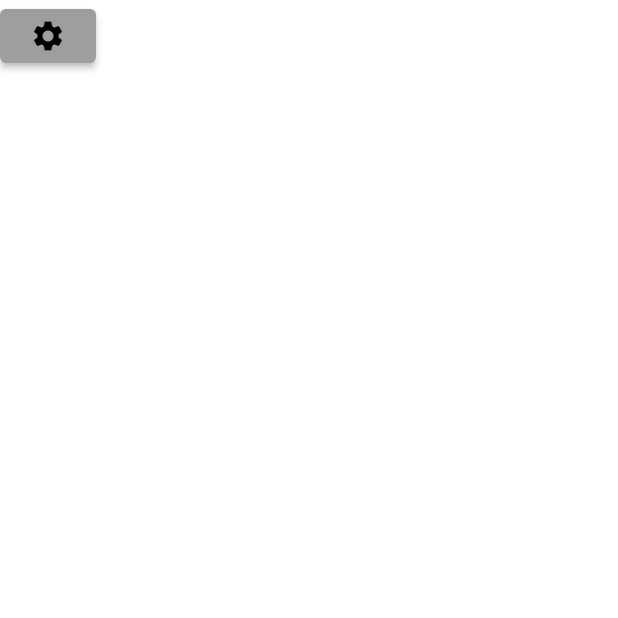
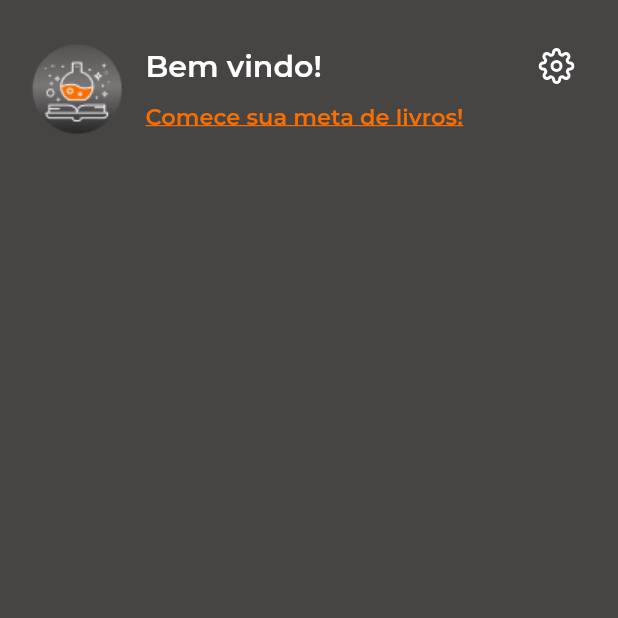
Before and after one commit to BeatrizMiranda/bookSpell, a Flutter app: the screen it shows after launch, on a phone screen of 412 x 824 dp, the top half of it. Run offline on Flutter 3.47's test engine with Material 2 defaults, Android fonts, the phone set to English and light mode, and no system bars; our stand-ins replace flutter_feather_icons, google_fonts, shared_preferences.

Commit message:
feat: initial development of header

```diff
--- a/lib/main.dart
+++ b/lib/main.dart
@@ -7,31 +7,27 @@ import 'shared/theme/themeChanger.dart';
 
 void main() => runApp(MyApp());
 
-class MyApp extends StatefulWidget {
-  @override
-  _MyAppState createState() => _MyAppState();
-}
+class MyApp extends StatelessWidget {
+  const MyApp({Key? key}) : super(key: key);
 
-class _MyAppState extends State<MyApp> {
   @override
   Widget build(BuildContext context) {
     return ChangeNotifierProvider<ThemeChanger>(
       create: (_) => ThemeChanger(),
       child: Builder(
-        builder: (BuildContext context) {
-          final themeChanger = Provider.of<ThemeChanger>(context);
+        builder: (BuildContext ctx) {
+          final themeChanger = Provider.of<ThemeChanger>(ctx);
 
           return MaterialApp(
             title: 'Flutter Demo',
-            themeMode: themeChanger.themeMode,
+            themeMode: ThemeMode.system,
             theme: themeChanger.getThemeData(),
             initialRoute: "/splash",
             routes: {
-              "/splash": (context) => SplashPage(),
-              "/home": (context) => HomePage(),
-              "/guest": (context) => HomeGuest(),
+              "/splash": (ctx) => SplashPage(),
+              "/home": (ctx) => HomePage(),
+              "/guest": (ctx) => HomeGuest(),
             },
-            home: SplashPage(),
           );
         },
       ),
--- a/lib/pages/Home/HomeGuest.dart
+++ b/lib/pages/Home/HomeGuest.dart
@@ -1,4 +1,4 @@
-import 'package:bookspell/shared/components/BottomSheetConfig/BottomSheetConfig.dart';
+import 'package:bookspell/shared/components/Header/Header.dart';
 import 'package:flutter/material.dart';
 
 class HomeGuest extends StatefulWidget {
@@ -12,7 +12,7 @@ class _HomeGuestState extends State<HomeGuest> {
   @override
   Widget build(BuildContext context) {
     return Scaffold(
-      body: Container(child: ConfigBottomSheet()),
+      body: Container(child: Header()),
     );
   }
 }
--- a/lib/pages/Splash/SplashPage.dart
+++ b/lib/pages/Splash/SplashPage.dart
@@ -1,7 +1,7 @@
 import '/shared/auth/authController.dart';
-import '/shared/theme/appColors.dart';
-import '/shared/theme/appImages.dart';
-import '/shared/theme/appTextStyles.dart';
+import '/shared/constants/appColors.dart';
+import '/shared/constants/appImages.dart';
+import '/shared/constants/appTextStyles.dart';
 import 'package:flutter/material.dart';
 
 class SplashPage extends StatelessWidget {
--- a/lib/shared/components/BottomSheetConfig/BottomSheetConfig.dart
+++ b/lib/shared/components/BottomSheetConfig/BottomSheetConfig.dart
@@ -1,6 +1,7 @@
 import 'package:bookspell/shared/theme/themeChanger.dart';
 import 'package:flutter/material.dart';
 import 'package:provider/provider.dart';
+import 'package:flutter_feather_icons/flutter_feather_icons.dart';
 
 class ConfigBottomSheet extends StatefulWidget {
   ConfigBottomSheet({Key? key}) : super(key: key);
@@ -12,16 +13,16 @@ class ConfigBottomSheet extends StatefulWidget {
 class _ConfigBottomSheetState extends State<ConfigBottomSheet> {
   @override
   Widget build(BuildContext context) {
-    return ElevatedButton(
-      onPressed: () => showBottomConfig(context),
-      child: Icon(Icons.settings),
+    ThemeChanger _themeChanger = Provider.of<ThemeChanger>(context);
+
+    return IconButton(
+      icon: Icon(FeatherIcons.settings),
+      onPressed: () => showBottomConfig(context, _themeChanger),
     );
   }
 }
 
-void showBottomConfig(BuildContext context) {
-  var themeChanger = Provider.of<ThemeChanger>(context, listen: false);
-
+void showBottomConfig(BuildContext context, ThemeChanger themeChanger) {
   showModalBottomSheet(
     context: context,
     builder: (BuildContext context) {
--- /dev/null
+++ b/lib/shared/components/Header/Header.dart
@@ -0,0 +1,48 @@
+import '/shared/components/BottomSheetConfig/BottomSheetConfig.dart';
+import '/shared/constants/appImages.dart';
+import '/shared/constants/appTextStyles.dart';
+import 'package:flutter/material.dart';
+
+class Header extends StatefulWidget {
+  Header({Key? key}) : super(key: key);
+
+  @override
+  _HeaderState createState() => _HeaderState();
+}
+
+class _HeaderState extends State<Header> {
+  @override
+  Widget build(BuildContext context) {
+    return SafeArea(
+      child: Padding(
+        padding: EdgeInsets.symmetric(horizontal: 17, vertical: 20),
+        child: Row(
+          crossAxisAlignment: CrossAxisAlignment.start,
+          children: [
+            Padding(
+              padding: EdgeInsets.only(top: 5),
+              child: Image.asset(AppImages.logo),
+            ),
+            SizedBox(width: 10),
+            Expanded(
+              child: Column(
+                crossAxisAlignment: CrossAxisAlignment.start,
+                children: [
+                  Row(
+                    mainAxisAlignment: MainAxisAlignment.spaceBetween,
+                    children: [
+                      Text('Bem vindo!', style: AppTextStyles.title),
+                      ConfigBottomSheet()
+                    ],
+                  ),
+                  Text('Comece sua meta de livros!',
+                      style: AppTextStyles.smallLink)
+                ],
+              ),
+            )
+          ],
+        ),
+      ),
+    );
+  }
+}
--- a/lib/shared/theme/appImages.dart
+++ b/lib/shared/constants/appImages.dart
@@ -1,3 +1,4 @@
 class AppImages {
   static const logoSplash = "assets/images/logoSplash.png";
+  static const logo = "assets/images/logo.png";
 }
--- a/lib/shared/theme/appThemes.dart
+++ b/lib/shared/theme/appThemes.dart
@@ -1,25 +1,26 @@
+import 'package:bookspell/shared/constants/appColors.dart';
 import 'package:flutter/material.dart';
 
 class AppThemes {
   static final darkTheme = ThemeData(
     primarySwatch: Colors.grey,
-    scaffoldBackgroundColor: Colors.black,
+    scaffoldBackgroundColor: AppColors.lightBlack,
     primaryColor: Colors.black,
     brightness: Brightness.dark,
-    backgroundColor: const Color(0xFF212121),
-    accentColor: Colors.white,
-    accentIconTheme: IconThemeData(color: Colors.black),
+    backgroundColor: AppColors.lightBlack,
+    accentColor: AppColors.lightWhite,
+    accentIconTheme: IconThemeData(color: AppColors.lightBlack),
     dividerColor: Colors.black12,
   );
 
   static final lightTheme = ThemeData(
     primarySwatch: Colors.grey,
-    primaryColor: Colors.white,
-    scaffoldBackgroundColor: Colors.white,
+    primaryColor: AppColors.lightWhite,
+    scaffoldBackgroundColor: AppColors.lightWhite,
     brightness: Brightness.light,
-    backgroundColor: const Color(0xFFE5E5E5),
-    accentColor: Colors.black,
-    accentIconTheme: IconThemeData(color: Colors.white),
+    backgroundColor: AppColors.lightWhite,
+    accentColor: AppColors.textBlack,
+    accentIconTheme: IconThemeData(color: AppColors.lightWhite),
     dividerColor: Colors.white54,
   );
 }
--- a/lib/shared/theme/themeChanger.dart
+++ b/lib/shared/theme/themeChanger.dart
@@ -1,27 +1,20 @@
+import 'package:flutter/material.dart';
 import 'appThemes.dart';
-import 'package:flutter/material.dart';
 
 class ThemeChanger with ChangeNotifier {
-  ThemeMode _themeMode = ThemeMode.system;
-
-  ThemeMode get themeMode => _themeMode;
+  ThemeData _themeMode = AppThemes.darkTheme;
 
   bool isDarkMode() {
-    return _themeMode == ThemeMode.dark;
+    return _themeMode == AppThemes.darkTheme;
   }
 
   void toogleTheme(bool status) {
-    _themeMode = status ? ThemeMode.dark : ThemeMode.light;
-    notifyListeners();
-  }
-
-  void setTheme(ThemeMode themeMode) {
-    _themeMode = themeMode;
+    _themeMode = status ? AppThemes.darkTheme : AppThemes.lightTheme;
     notifyListeners();
   }
 
   ThemeData getThemeData() {
-    return _themeMode == ThemeMode.dark
+    return _themeMode == AppThemes.darkTheme
         ? AppThemes.darkTheme
         : AppThemes.lightTheme;
   }
--- a/pubspec.yaml
+++ b/pubspec.yaml
@@ -16,6 +16,7 @@ dependencies:
   google_fonts: ^2.1.0
   shared_preferences: ^2.0.6
   provider: ^5.0.0
+  flutter_feather_icons: ^2.0.0+1
 
 dev_dependencies:
   flutter_test:
```
Also changed, not shown: lib/pages/Home/HomePage.dart (+8 -2 lines), lib/shared/auth/authController.dart (+5 -6 lines), lib/shared/constants/appTextStyles.dart (renamed from lib/shared/theme/appTextStyles.dart, +2 -8 lines), assets/images/logo.png (added), lib/shared/constants/appColors.dart (renamed from lib/shared/theme/appColors.dart), pubspec.lock.
